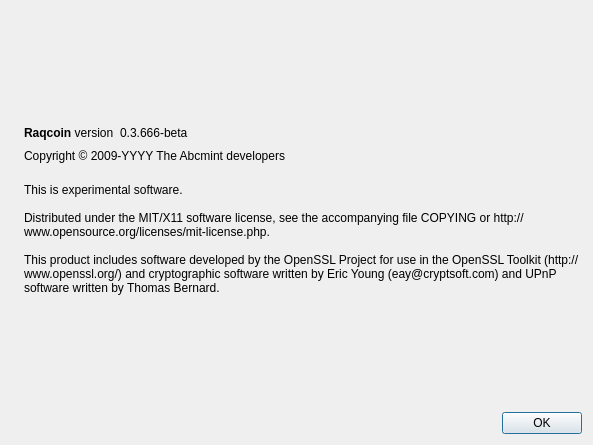
Qt form src/qt/forms/aboutdialog.ui (RAQ-coin/Raqcoin) before a commit.
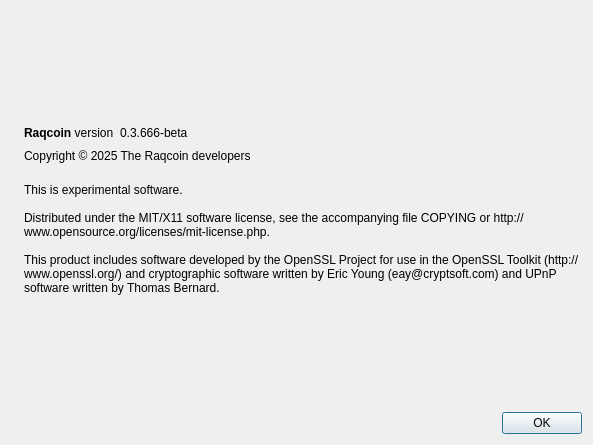
The same form after that commit. Icons and pictures are not drawn.

Diff of the .ui file:
```diff
--- a/src/qt/forms/aboutdialog.ui
+++ b/src/qt/forms/aboutdialog.ui
@@ -91,7 +91,7 @@
         <cursorShape>IBeamCursor</cursorShape>
        </property>
        <property name="text">
-        <string notr="true">Copyright &amp;copy; 2009-YYYY The Abcmint developers</string>
+        <string notr="true">Copyright &amp;copy; 2025 The Raqcoin developers</string>
        </property>
        <property name="textFormat">
         <enum>Qt::RichText</enum>
```
